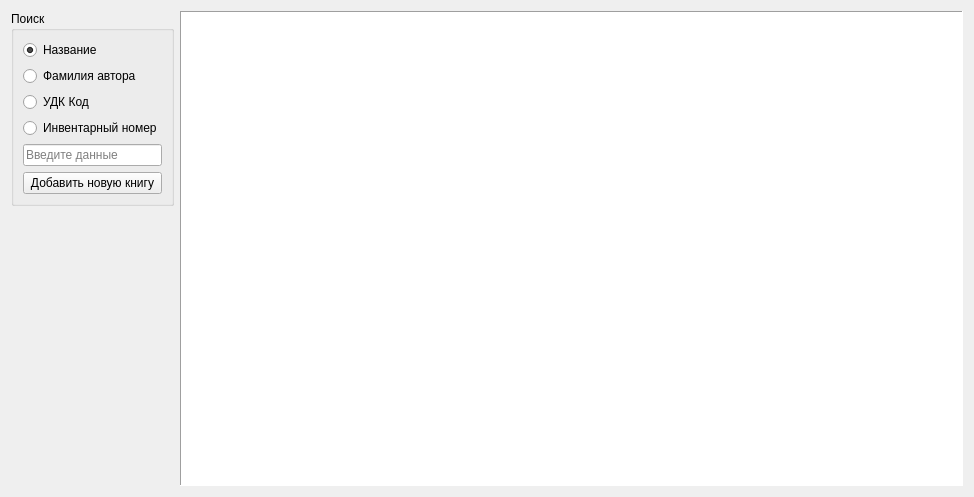
The window that src/searchbookwidget.ui (libjournaldev/libjournal) describes before a commit, drawn with Qt 5.
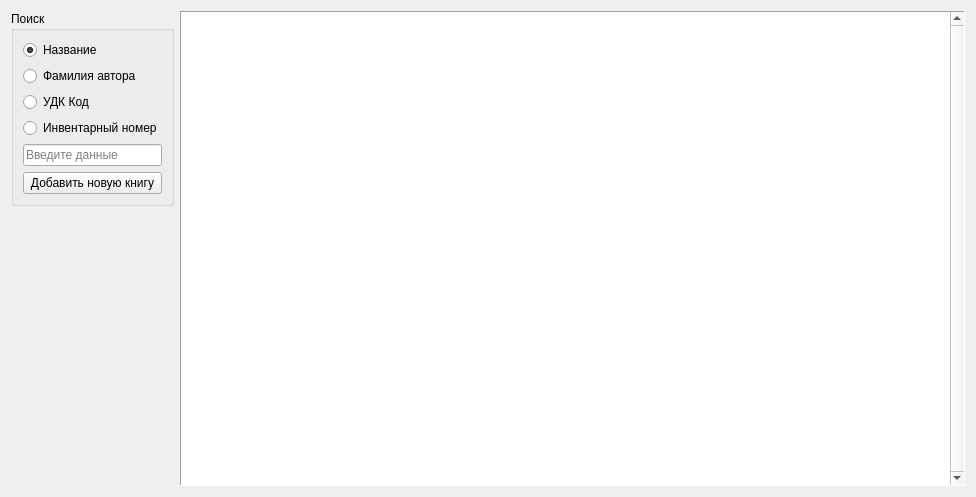
The same window after the commit. Icons and pictures are not drawn.

What changed in the file:
```diff
--- a/src/searchbookwidget.ui
+++ b/src/searchbookwidget.ui
@@ -6,10 +6,16 @@
    <rect>
     <x>0</x>
     <y>0</y>
-    <width>974</width>
+    <width>976</width>
     <height>497</height>
    </rect>
   </property>
+  <property name="minimumSize">
+   <size>
+    <width>976</width>
+    <height>0</height>
+   </size>
+  </property>
   <property name="windowTitle">
    <string>Form</string>
   </property>
@@ -141,6 +147,9 @@
      <property name="frameShadow">
       <enum>QFrame::Sunken</enum>
      </property>
+     <property name="verticalScrollBarPolicy">
+      <enum>Qt::ScrollBarAlwaysOn</enum>
+     </property>
      <property name="horizontalScrollBarPolicy">
       <enum>Qt::ScrollBarAsNeeded</enum>
      </property>
```
